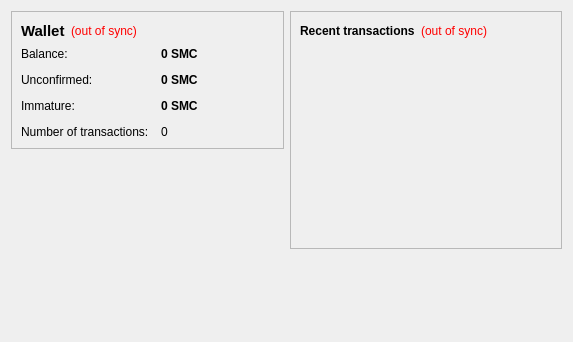
WinterseyeGaming/FreemanCoin, file src/qt/forms/overviewpage.ui: the form before one commit.
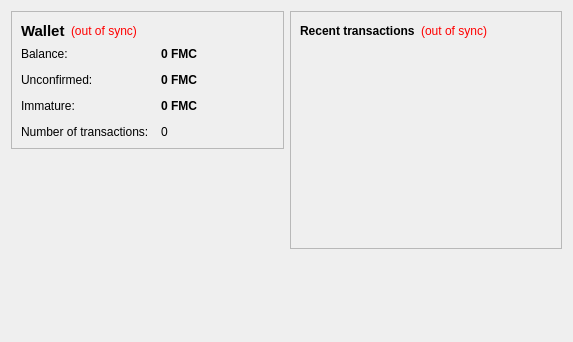
The form after the commit.

The edit to the form file:
```diff
--- a/src/qt/forms/overviewpage.ui
+++ b/src/qt/forms/overviewpage.ui
@@ -105,7 +105,7 @@
              <string>Your current balance</string>
             </property>
             <property name="text">
-             <string notr="true">0 SMC</string>
+             <string notr="true">0 FMC</string>
             </property>
             <property name="textInteractionFlags">
              <set>Qt::LinksAccessibleByMouse|Qt::TextSelectableByKeyboard|Qt::TextSelectableByMouse</set>
@@ -134,7 +134,7 @@
              <string>Total of transactions that have yet to be confirmed, and do not yet count toward the current balance</string>
             </property>
             <property name="text">
-             <string notr="true">0 SMC</string>
+             <string notr="true">0 FMC</string>
             </property>
             <property name="textInteractionFlags">
              <set>Qt::LinksAccessibleByMouse|Qt::TextSelectableByKeyboard|Qt::TextSelectableByMouse</set>
@@ -177,7 +177,7 @@
              <string>Mined balance that has not yet matured</string>
             </property>
             <property name="text">
-             <string notr="true">0 SMC</string>
+             <string notr="true">0 FMC</string>
             </property>
             <property name="textInteractionFlags">
              <set>Qt::LinksAccessibleByMouse|Qt::TextSelectableByKeyboard|Qt::TextSelectableByMouse</set>
```
Left out of the diff: 4 changed lines with no effect on the pictures.
